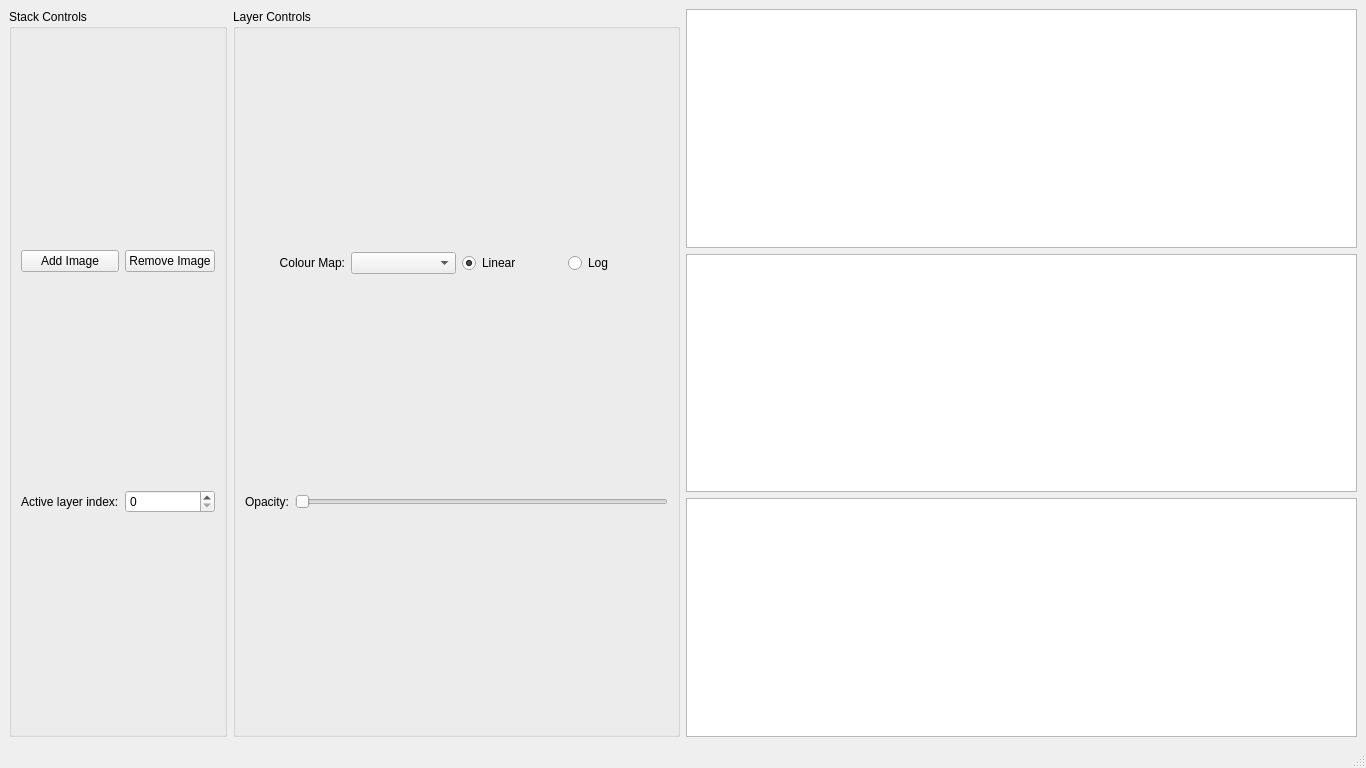
Qt form Code/ui/pqwindowimage.ui (VisIVOLab/ViaLacteaVisualAnalytics) before a commit.
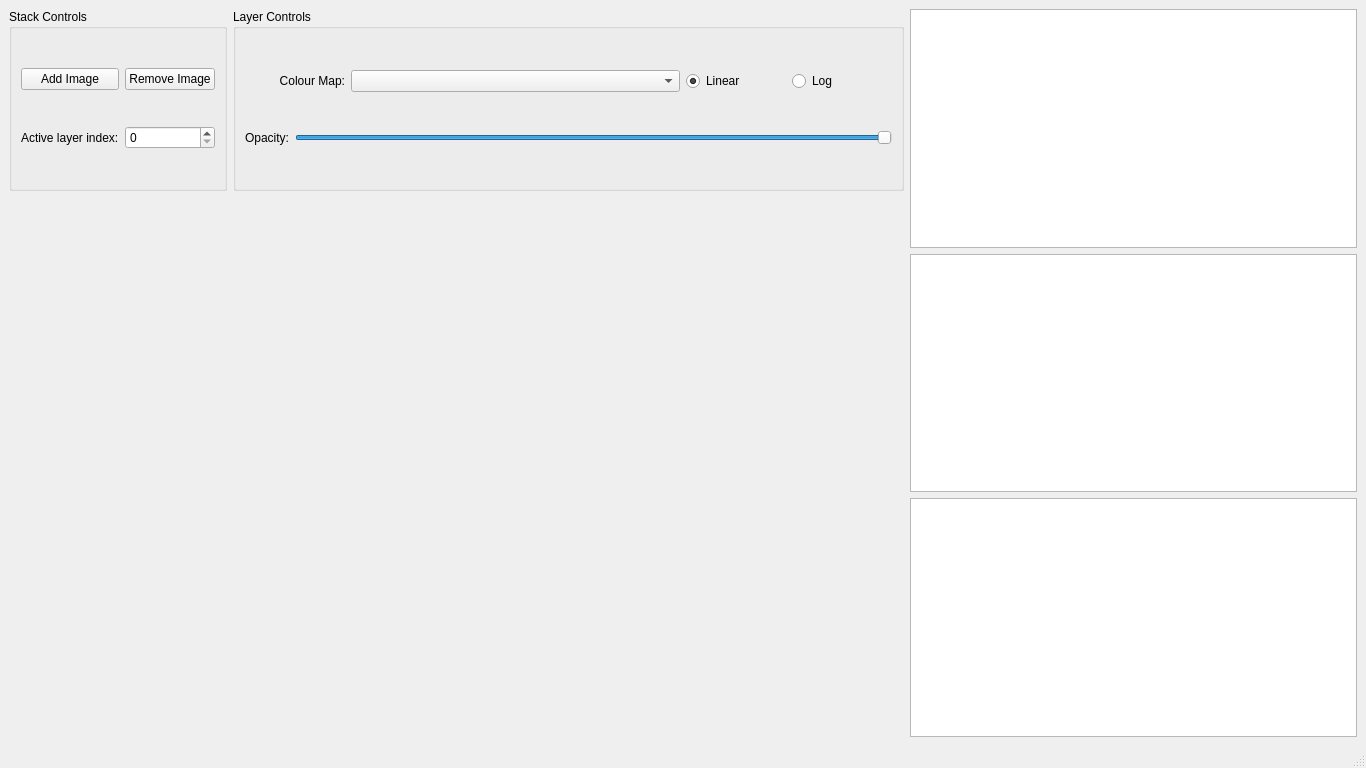
The same form after that commit.

Commit message:
Loading multiple images in same view works.
Fixed issues with log scaling and images not appearing after a second image is added, all to do with destructors being called at weird times. Need to separate out the lookup tables for each image, currently synchronised. Need to allow for index swapping from list view.

```diff
--- a/Code/ui/pqwindowimage.ui
+++ b/Code/ui/pqwindowimage.ui
@@ -16,9 +16,9 @@
   <widget class="QWidget" name="centralwidget">
    <layout class="QHBoxLayout" name="horizontalLayout">
     <item>
-     <layout class="QHBoxLayout" name="centralLayout">
+     <layout class="QHBoxLayout" name="centralLayout" stretch="2,1">
       <item>
-       <layout class="QVBoxLayout" name="ImagePanel">
+       <layout class="QVBoxLayout" name="ImagePanel" stretch="1,3">
         <item>
          <layout class="QHBoxLayout" name="ControlPanel">
           <item>
@@ -141,6 +141,9 @@
                    <property name="maximum">
                     <number>100</number>
                    </property>
+                   <property name="value">
+                    <number>100</number>
+                   </property>
                    <property name="orientation">
                     <enum>Qt::Horizontal</enum>
                    </property>
@@ -164,6 +167,12 @@
        <layout class="QVBoxLayout" name="VLVAPanel">
         <item>
          <widget class="QTableWidget" name="elementListWidget">
+          <property name="maximumSize">
+           <size>
+            <width>16777215</width>
+            <height>16777215</height>
+           </size>
+          </property>
           <property name="columnCount">
            <number>2</number>
           </property>
@@ -175,14 +184,27 @@
          </widget>
         </item>
         <item>
-         <widget class="QListWidget" name="listWidget">
+         <widget class="QListWidget" name="lstImageList">
+          <property name="maximumSize">
+           <size>
+            <width>16777215</width>
+            <height>16777215</height>
+           </size>
+          </property>
           <property name="alternatingRowColors">
            <bool>true</bool>
           </property>
          </widget>
         </item>
         <item>
-         <widget class="QTableWidget" name="tableWidget"/>
+         <widget class="QTableWidget" name="tableWidget">
+          <property name="maximumSize">
+           <size>
+            <width>16777215</width>
+            <height>16777215</height>
+           </size>
+          </property>
+         </widget>
         </item>
        </layout>
       </item>
```
The commit also changes 4 other files.
